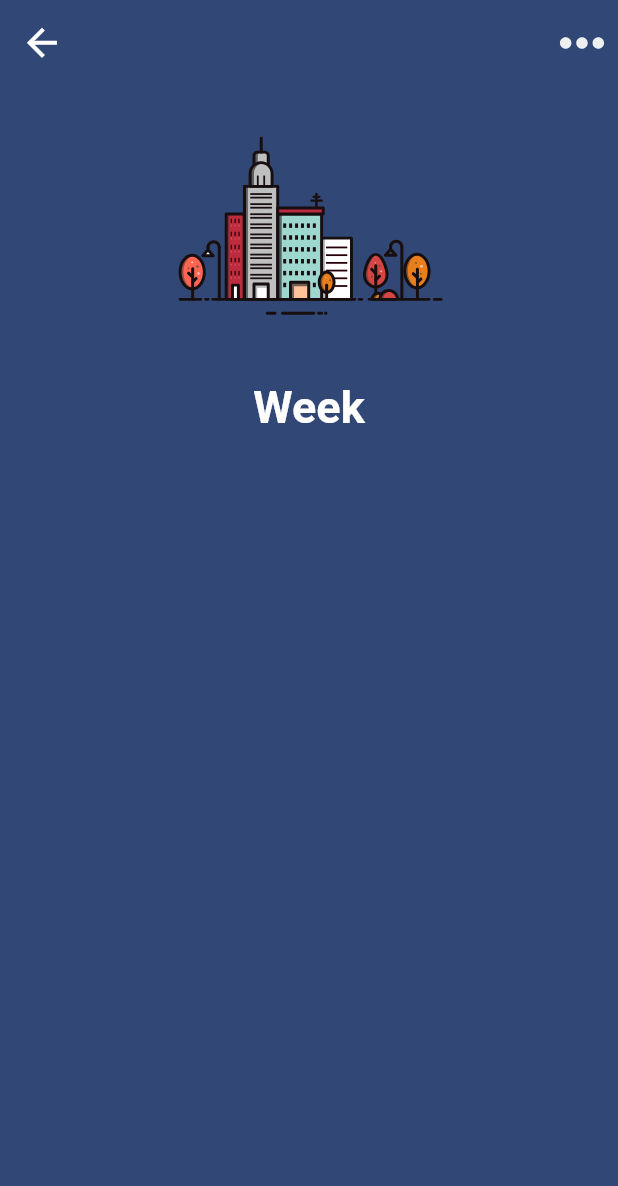
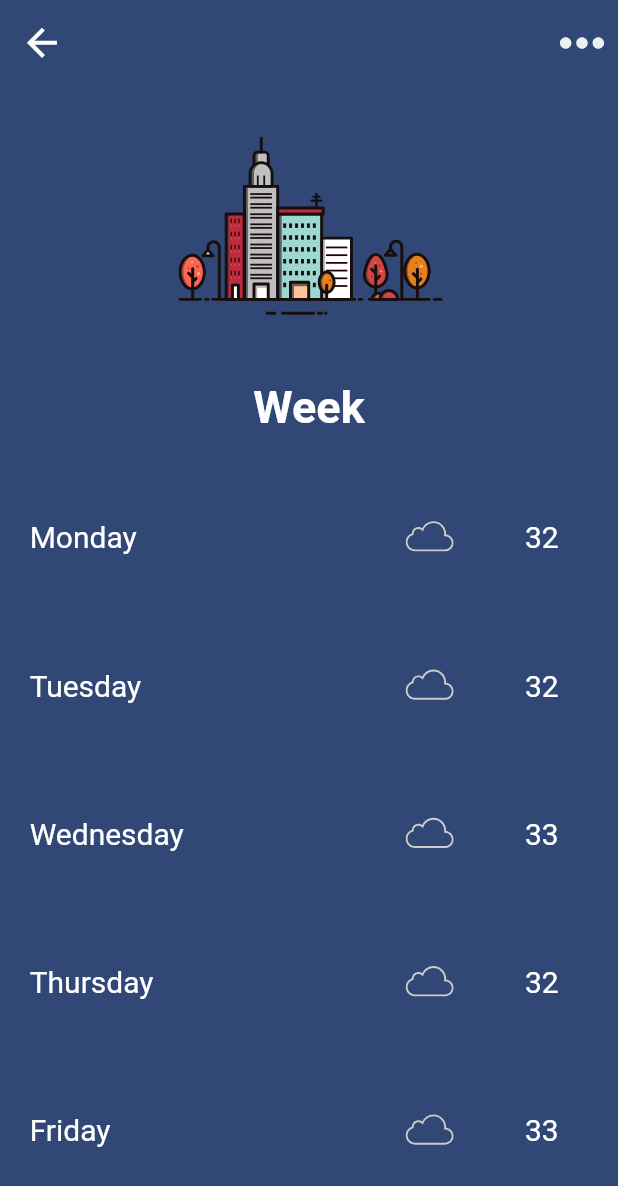
Before and after one commit to shivdvaio/weatherappdesign2, a Flutter app: the screen it shows after launch, after a tap on "Today", on a phone screen of 412 x 824 dp. Shown: the top 1186 px of the screen. Run offline on Flutter 3.47's test engine with Material 2 defaults, Android fonts, the phone set to English and light mode, and no system bars; our stand-ins replace flutter_svg, google_fonts.

```diff
--- a/lib/DaysandTemp.dart
+++ b/lib/DaysandTemp.dart
@@ -5,7 +5,7 @@ import 'uppercontainer.dart';
 import 'DAYROQ.dart';
 import 'package:weather_app/size_config.dart';
 import 'middlecoloumn.dart';
-import 'main.dart';
+
 
 class Shiv extends StatefulWidget {
   @override
--- a/lib/Screen/weekScreen.dart
+++ b/lib/Screen/weekScreen.dart
@@ -1,3 +1,4 @@
+import 'package:google_fonts/google_fonts.dart';
 import 'package:weather_app/main.dart';
 import 'package:flutter/material.dart';
 import 'package:weather_app/DaysandTemp.dart';
@@ -49,9 +50,9 @@ class _BodyState extends State<Body> {
           ),
         ],
       ),
-      body: SafeArea(
-        child: Container(
-          child: Column(children: [
+      body: SingleChildScrollView(
+        child: Column(
+          children: [
             Row(
               children: [
                 Expanded(
@@ -62,17 +63,95 @@ class _BodyState extends State<Body> {
                 ),
               ],
             ),
-            Text("Week",style: TextStyle(color: Colors.white,fontSize: 30,fontWeight:FontWeight.bold,),textAlign: TextAlign.center,),
-            Expanded(
-              child: SizedBox(height: Sizeconfig.defaultsize *50
-                ,
-                width: double.infinity,
+            Text(
+              "Week",
+              style: TextStyle(
+                color: Colors.white,
+                fontSize: 30,
+                fontWeight: FontWeight.bold,
+              ),
+              textAlign: TextAlign.center,
+            ),
+            Padding(
+              padding: EdgeInsets.all(Sizeconfig.defaultsize * 2),
+              child: Container(
+                height: Sizeconfig.defaultsize * 50,
+                width: Sizeconfig.defaultsize * 50,
+                child: Column(
+                  crossAxisAlignment: CrossAxisAlignment.start,
+                  mainAxisAlignment: MainAxisAlignment.spaceEvenly,
+                  children: [
+                    Rowsitems(
+                      dayname: "Monday",
+                      IconSrc: "assets/cloud5.svg",
+                      temp: "32",
+                    ),
+                    Rowsitems(
+                      dayname: "Tuesday",
+                      IconSrc: "assets/cloud5.svg",
+                      temp: "32",
+                    ),
+                    Rowsitems(
+                      dayname: "Wednesday",
+                      IconSrc: "assets/cloud5.svg",
+                      temp: "33",
+                    ),
+                    Rowsitems(
+                      dayname: "Thursday",
+                      IconSrc: "assets/cloud5.svg",
+                      temp: "32",
+                    ),
+                    Rowsitems(
+                      dayname: "Friday",
+                      IconSrc: "assets/cloud5.svg",
+                      temp: "33",
+                    ),
 
+                  ],
+                ),
               ),
             )
-          ],)
+          ],
         ),
       ),
     );
   }
 }
+
+class Rowsitems extends StatelessWidget {
+  final String dayname;
+  final String IconSrc;
+  final String temp;
+  Rowsitems({this.dayname, this.IconSrc, this.temp});
+
+  @override
+  Widget build(BuildContext context) {
+    return Expanded(
+      child: Row(
+        mainAxisAlignment: MainAxisAlignment.spaceBetween,
+        children: [
+          Text(
+            dayname,
+            style: TextStyle(color: Colors.white, fontSize: 20),
+          ),
+          Padding(
+            padding:  EdgeInsets.all(Sizeconfig.defaultsize * 2),
+            child: Container(
+              child: Row(
+                children: [
+                  IconButton(
+                    icon: SvgPicture.asset(IconSrc),
+                  ),
+                  SizedBox(width: Sizeconfig.defaultsize * 4,),
+                  Text(temp,style: TextStyle(color: Colors.white, fontSize: 20))
+                ],
+              ),
+            ),
+          ),
+
+
+        ],
+      ),
+    );
+  }
+}
```
